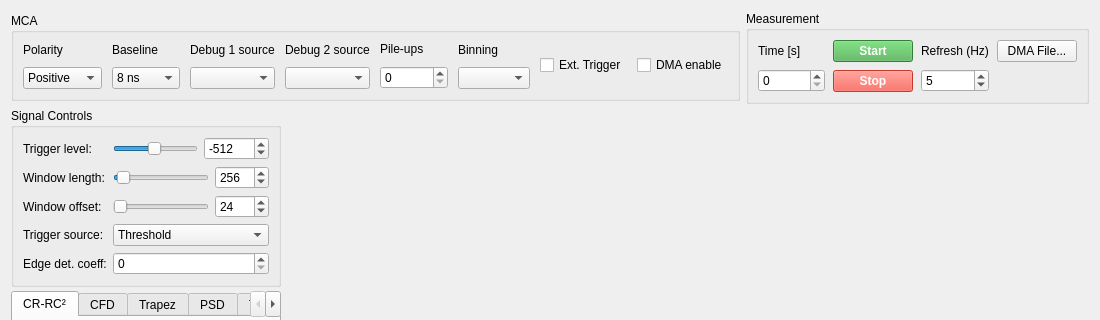
This is forms/mca_view.ui in nucliflare/nlub-digitizer-community as Qt 5 draws it before an edit; both pictures show x 0 to 1100 and y 0 to 320 of the 1100 by 836 pixel window. The edited form follows.
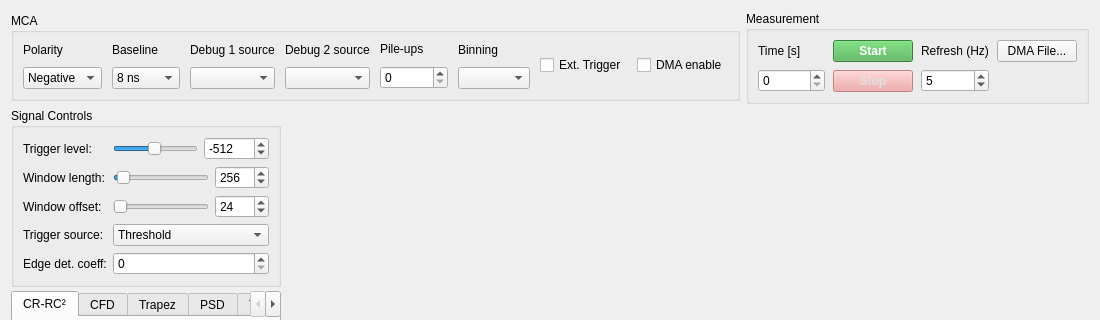
This is the edited form. Custom widgets are drawn as their Qt base class.

Commit message: fixed pulse polarity and start stop buttons to indicate current state

Diff of the .ui file:
```diff
--- a/forms/mca_view.ui
+++ b/forms/mca_view.ui
@@ -35,7 +35,6 @@
           </item>
           <item>
            <widget class="QComboBox" name="comboPulsePolarity">
-            <item><property name="text"><string>Positive</string></property></item>
             <item><property name="text"><string>Negative</string></property></item>
            </widget>
           </item>
@@ -171,7 +170,10 @@
            <widget class="QPushButton" name="btnStop">
             <property name="enabled"><bool>false</bool></property>
             <property name="text"><string>Stop</string></property>
-            <property name="styleSheet"><string>background-color: #f44336; color: white; font-weight: bold;</string></property>
+            <property name="checkable"><bool>true</bool></property>
+            <property name="styleSheet"><string>QPushButton { background-color: #f44336; color: white; font-weight: bold; }
+QPushButton:checked { background-color: #C62828; border: 2px solid #B71C1C; }
+QPushButton:disabled { background-color: #EF9A9A; color: #E0E0E0; }</string></property>
            </widget>
           </item>
          </layout>
```
Left out of the diff: 6 changed lines with no effect on the pictures. The commit also changes 5 other files.
